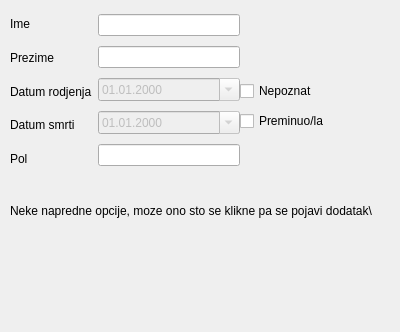
Old version of the form ProjectAlmond/dialognovaosoba.ui in the repository bozidarrr/RS15-14.
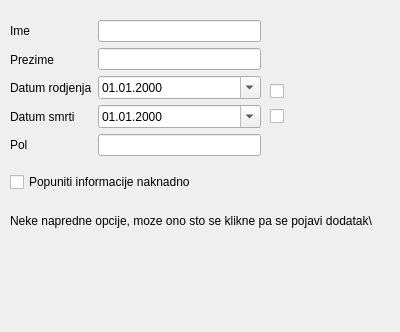
New version of the form.

Commit message: Dodata opcija neunosenja podataka u dijalogu pri kreiranju nove osobe, i promenjeno je znacenje checkbox-ova u istom.

The edit to the form file:
```diff
--- a/ProjectAlmond/dialognovaosoba.ui
+++ b/ProjectAlmond/dialognovaosoba.ui
@@ -17,7 +17,7 @@
    <property name="geometry">
     <rect>
      <x>20</x>
-     <y>240</y>
+     <y>260</y>
      <width>341</width>
      <height>32</height>
     </rect>
@@ -33,7 +33,7 @@
    <property name="geometry">
     <rect>
      <x>10</x>
-     <y>190</y>
+     <y>200</y>
      <width>371</width>
      <height>41</height>
     </rect>
@@ -42,28 +42,52 @@
     <string>Neke napredne opcije, moze ono sto se klikne pa se pojavi dodatak\</string>
    </property>
   </widget>
+  <widget class="QWidget" name="">
+   <property name="geometry">
+    <rect>
+     <x>270</x>
+     <y>80</y>
+     <width>22</width>
+     <height>50</height>
+    </rect>
+   </property>
+   <layout class="QVBoxLayout" name="verticalLayout_4">
+    <item>
+     <widget class="QCheckBox" name="chkNepoznatDR">
+      <property name="focusPolicy">
+       <enum>Qt::NoFocus</enum>
+      </property>
+      <property name="text">
+       <string/>
+      </property>
+     </widget>
+    </item>
+    <item>
   <widget class="QCheckBox" name="chkSmrt">
-   <property name="geometry">
-    <rect>
-     <x>240</x>
-     <y>110</y>
-     <width>121</width>
-     <height>22</height>
-    </rect>
+      <property name="focusPolicy">
+       <enum>Qt::NoFocus</enum>
    </property>
    <property name="text">
-    <string>Preminuo/la</string>
-   </property>
-  </widget>
-  <widget class="QWidget" name="layoutWidget">
+       <string/>
+      </property>
+      <property name="checked">
+       <bool>false</bool>
+      </property>
+     </widget>
+    </item>
+   </layout>
+  </widget>
+  <widget class="QWidget" name="">
    <property name="geometry">
     <rect>
      <x>10</x>
      <y>10</y>
-     <width>230</width>
-     <height>163</height>
+     <width>251</width>
+     <height>193</height>
     </rect>
    </property>
+   <layout class="QVBoxLayout" name="verticalLayout_3">
+    <item>
    <layout class="QHBoxLayout" name="horizontalLayout">
     <item>
      <layout class="QVBoxLayout" name="verticalLayout_2">
@@ -115,6 +139,9 @@
       <item>
        <widget class="QDateEdit" name="unosRodjenje">
         <property name="enabled">
+           <bool>true</bool>
+          </property>
+          <property name="showGroupSeparator" stdset="0">
          <bool>false</bool>
         </property>
         <property name="displayFormat">
@@ -128,7 +155,7 @@
       <item>
        <widget class="QDateEdit" name="UnosSmrt">
         <property name="enabled">
-         <bool>false</bool>
+           <bool>true</bool>
         </property>
         <property name="displayFormat">
          <string>dd.MM.yyyy</string>
@@ -144,19 +171,15 @@
      </layout>
     </item>
    </layout>
-  </widget>
-  <widget class="QCheckBox" name="chkNepoznatDR">
-   <property name="geometry">
-    <rect>
-     <x>240</x>
-     <y>80</y>
-     <width>98</width>
-     <height>22</height>
-    </rect>
-   </property>
+    </item>
+    <item>
+     <widget class="QCheckBox" name="checkBox">
    <property name="text">
-    <string>Nepoznat</string>
-   </property>
+       <string>Popuniti informacije naknadno</string>
+      </property>
+     </widget>
+    </item>
+   </layout>
   </widget>
  </widget>
  <resources/>
```
Left out of the diff: 2 changed lines with no effect on the pictures. Lines whose indentation alone changed are shown as unchanged. The commit also changes 3 other files.
